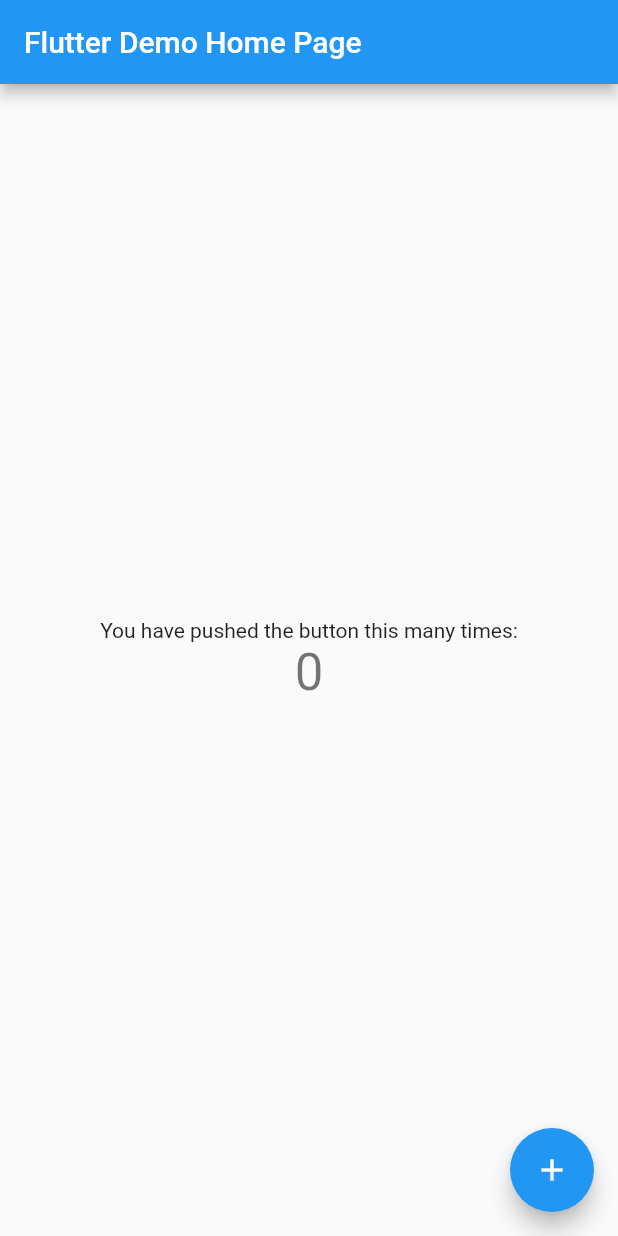
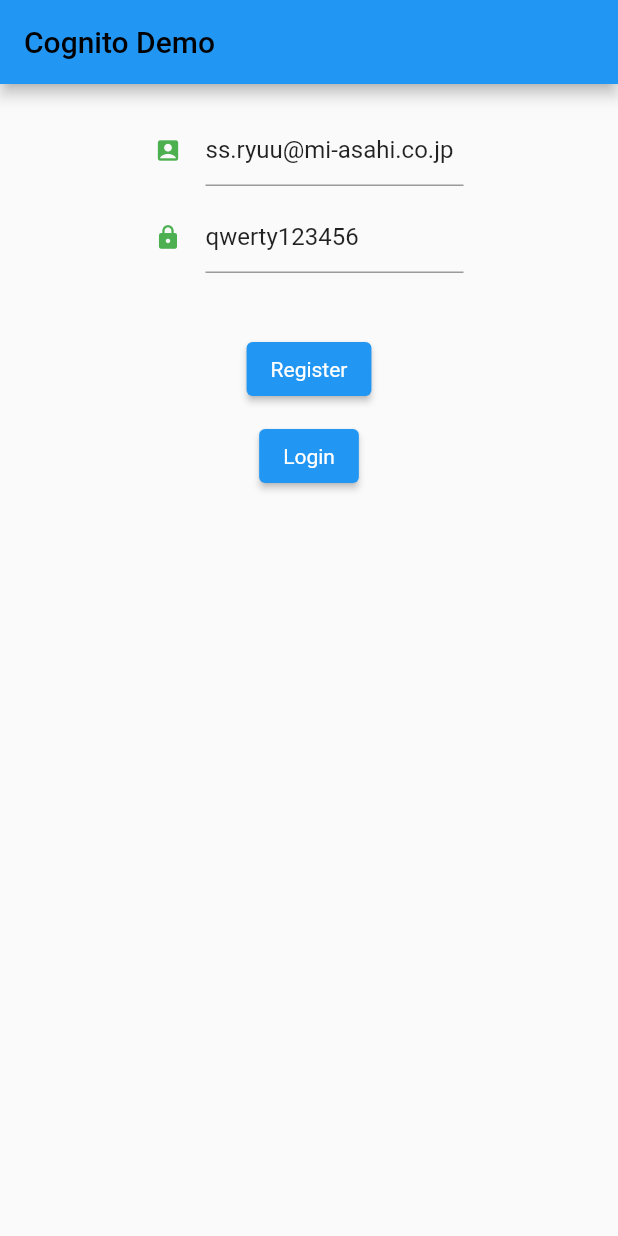
Before and after one commit to RyuuShiShin2023/AppHomesCognitoTest, a Flutter app: the screen it shows after launch, on a phone screen of 412 x 824 dp. Run offline on Flutter 3.47's test engine with Material 2 defaults, Android fonts, the phone set to English and light mode, and no system bars; missing offline and left inert: amazon_cognito_identity_dart_2.

Commit message:
login page

```diff
--- /dev/null
+++ b/lib/login.dart
@@ -0,0 +1,211 @@
+import 'package:amazon_cognito_identity_dart_2/cognito.dart';
+import 'package:flutter/material.dart';
+
+final userPool =
+    CognitoUserPool("ap-northeast-1_gR9vT2KF9", "3ropnok81guejmfv7vi5uuslba");
+
+class Login extends StatefulWidget {
+  const Login({super.key});
+
+  @override
+  State<StatefulWidget> createState() => _LoginState();
+}
+
+class _LoginState extends State<Login> {
+  final _accountController =
+      TextEditingController(text: "ss.ryuu@mi-asahi.co.jp");
+  final _pwdController = TextEditingController(text: "qwerty123456");
+  final _authCodeController = TextEditingController();
+  bool _showAuthCodeInputArea = false;
+
+  @override
+  Widget build(BuildContext context) {
+    return Scaffold(
+      appBar: AppBar(
+        title: const Text(
+          "Cognito Demo",
+          style: TextStyle(
+            color: Colors.black,
+            fontSize: 20,
+          ),
+        ),
+      ),
+      body: SizedBox(
+        width: double.infinity,
+        height: double.infinity,
+        child: SingleChildScrollView(
+          child: Column(
+            children: [
+              Padding(
+                padding: const EdgeInsets.only(
+                  top: 20,
+                ),
+                child: SizedBox(
+                  width: MediaQuery.of(context).size.width * 0.5,
+                  child: TextField(
+                    controller: _accountController,
+                    decoration: const InputDecoration(
+                      hintText: "Input Account",
+                      hintStyle: TextStyle(
+                        fontSize: 14,
+                      ),
+                      icon: Icon(
+                        Icons.account_box,
+                        size: 18,
+                        color: Colors.green,
+                      ),
+                    ),
+                  ),
+                ),
+              ),
+              Padding(
+                padding: const EdgeInsets.only(top: 10),
+                child: SizedBox(
+                  width: MediaQuery.of(context).size.width * 0.5,
+                  child: TextField(
+                    controller: _pwdController,
+                    decoration: const InputDecoration(
+                      hintText: "Input Password",
+                      hintStyle: TextStyle(
+                        fontSize: 14,
+                      ),
+                      icon: Icon(
+                        Icons.lock,
+                        size: 18,
+                        color: Colors.green,
+                      ),
+                    ),
+                  ),
+                ),
+              ),
+              Visibility(
+                visible: _showAuthCodeInputArea,
+                child: Padding(
+                  padding: const EdgeInsets.only(top: 10),
+                  child: SizedBox(
+                    width: MediaQuery.of(context).size.width * 0.5,
+                    child: TextField(
+                      controller: _authCodeController,
+                      decoration: const InputDecoration(
+                        hintText: "Input Auth Code",
+                        hintStyle: TextStyle(
+                          fontSize: 14,
+                        ),
+                        icon: Icon(
+                          Icons.verified_user,
+                          size: 18,
+                          color: Colors.green,
+                        ),
+                      ),
+                    ),
+                  ),
+                ),
+              ),
+              !_showAuthCodeInputArea
+                  ? Padding(
+                      padding: const EdgeInsets.only(top: 40),
+                      child: ElevatedButton(
+                        style: ElevatedButton.styleFrom(
+                            textStyle: const TextStyle(fontSize: 14)),
+                        onPressed: () async {
+                          // send auth code
+                          final email = _accountController.text;
+                          final pwd = _pwdController.text;
+                          try {
+                            final data = await userPool.signUp(
+                              email,
+                              pwd,
+                              userAttributes: [
+                                AttributeArg(name: "email", value: email)
+                              ],
+                            );
+
+                            debugPrint(data.toString());
+                            setState(() {
+                              _showAuthCodeInputArea = true;
+                            });
+                          } catch (e) {
+                            debugPrint(e.toString());
+                          }
+                        },
+                        child: const Text("Register"),
+                      ),
+                    )
+                  : Padding(
+                      padding: const EdgeInsets.only(top: 40),
+                      child: ElevatedButton(
+                        style: ElevatedButton.styleFrom(
+                            textStyle: const TextStyle(fontSize: 14)),
+                        onPressed: () async {
+                          final email = _accountController.text;
+                          final code = _authCodeController.text;
+                          try {
+                            final data = await CognitoUser(email, userPool)
+                                .confirmRegistration(code);
+
+                            debugPrint(data.toString());
+                          } catch (e) {
+                            debugPrint(e.toString());
+                          }
+                        },
+                        child: const Text("Vertify"),
+                      ),
+                    ),
+              Padding(
+                padding: const EdgeInsets.only(top: 10),
+                child: ElevatedButton(
+                  style: ElevatedButton.styleFrom(
+                      textStyle: const TextStyle(fontSize: 14)),
+                  onPressed: () async {
+                    final email = _accountController.text;
+                    final pwd = _pwdController.text;
+                    final cognitoUser = CognitoUser(email, userPool);
+                    final authDetails = AuthenticationDetails(
+                      username: email,
+                      password: pwd,
+                    );
+                    CognitoUserSession? session;
+                    try {
+                      session = await cognitoUser.authenticateUser(authDetails);
+                    } on CognitoUserNewPasswordRequiredException {
+                      debugPrint("handle New Password challenge");
+                      // handle New Password challenge
+                    } on CognitoUserMfaRequiredException {
+                      debugPrint("handle SMS_MFA challenge");
+                      // handle SMS_MFA challenge
+                    } on CognitoUserSelectMfaTypeException {
+                      debugPrint("handle SELECT_MFA_TYPE challenge");
+                      // handle SELECT_MFA_TYPE challenge
+                    } on CognitoUserMfaSetupException {
+                      debugPrint("handle MFA_SETUP challenge");
+                      // handle MFA_SETUP challenge
+                    } on CognitoUserTotpRequiredException {
+                      debugPrint("handle SOFTWARE_TOKEN_MFA challenge");
+                      // handle SOFTWARE_TOKEN_MFA challenge
+                    } on CognitoUserCustomChallengeException {
+                      debugPrint("handle CUSTOM_CHALLENGE challenge");
+                      // handle CUSTOM_CHALLENGE challenge
+                    } on CognitoUserConfirmationNecessaryException {
+                      debugPrint("handle User Confirmation Necessary");
+                      // handle User Confirmation Necessary
+                    } on CognitoClientException {
+                      /* 1.The account is not existed
+                         2.Account is unconfirmed status
+                      */
+                      debugPrint(
+                          "handle Wrong Username and Password and Cognito Client");
+                    } catch (e) {
+                      debugPrint(e.toString());
+                    }
+                    debugPrint(session?.getAccessToken().getJwtToken());
+                  },
+                  child: const Text("Login"),
+                ),
+              ),
+            ],
+          ),
+        ),
+      ),
+    );
+  }
+}
--- a/lib/main.dart
+++ b/lib/main.dart
@@ -1,3 +1,4 @@
+import 'package:apphomes_cognito_test/login.dart';
 import 'package:flutter/material.dart';
 
 void main() {
@@ -24,92 +25,7 @@
         // is not restarted.
         primarySwatch: Colors.blue,
       ),
-      home: const MyHomePage(title: 'Flutter Demo Home Page'),
+      home: const Login(),
     );
   }
 }
-
-class MyHomePage extends StatefulWidget {
-  const MyHomePage({super.key, required this.title});
-
-  // This widget is the home page of your application. It is stateful, meaning
-  // that it has a State object (defined below) that contains fields that affect
-  // how it looks.
-
-  // This class is the configuration for the state. It holds the values (in this
-  // case the title) provided by the parent (in this case the App widget) and
-  // used by the build method of the State. Fields in a Widget subclass are
-  // always marked "final".
-
-  final String title;
-
-  @override
-  State<MyHomePage> createState() => _MyHomePageState();
-}
-
-class _MyHomePageState extends State<MyHomePage> {
-  int _counter = 0;
-
-  void _incrementCounter() {
-    setState(() {
-      // This call to setState tells the Flutter framework that something has
-      // changed in this State, which causes it to rerun the build method below
-      // so that the display can reflect the updated values. If we changed
-      // _counter without calling setState(), then the build method would not be
-      // called again, and so nothing would appear to happen.
-      _counter++;
-    });
-  }
-
-  @override
-  Widget build(BuildContext context) {
-    // This method is rerun every time setState is called, for instance as done
-    // by the _incrementCounter method above.
-    //
-    // The Flutter framework has been optimized to make rerunning build methods
-    // fast, so that you can just rebuild anything that needs updating rather
-    // than having to individually change instances of widgets.
-    return Scaffold(
-      appBar: AppBar(
-        // Here we take the value from the MyHomePage object that was created by
-        // the App.build method, and use it to set our appbar title.
-        title: Text(widget.title),
-      ),
-      body: Center(
-        // Center is a layout widget. It takes a single child and positions it
-        // in the middle of the parent.
-        child: Column(
-          // Column is also a layout widget. It takes a list of children and
-          // arranges them vertically. By default, it sizes itself to fit its
-          // children horizontally, and tries to be as tall as its parent.
-          //
-          // Invoke "debug painting" (press "p" in the console, choose the
-          // "Toggle Debug Paint" action from the Flutter Inspector in Android
-          // Studio, or the "Toggle Debug Paint" command in Visual Studio Code)
-          // to see the wireframe for each widget.
-          //
-          // Column has various properties to control how it sizes itself and
-          // how it positions its children. Here we use mainAxisAlignment to
-          // center the children vertically; the main axis here is the vertical
-          // axis because Columns are vertical (the cross axis would be
-          // horizontal).
-          mainAxisAlignment: MainAxisAlignment.center,
-          children: <Widget>[
-            const Text(
-              'You have pushed the button this many times:',
-            ),
-            Text(
-              '$_counter',
-              style: Theme.of(context).textTheme.headlineMedium,
-            ),
-          ],
-        ),
-      ),
-      floatingActionButton: FloatingActionButton(
-        onPressed: _incrementCounter,
-        tooltip: 'Increment',
-        child: const Icon(Icons.add),
-      ), // This trailing comma makes auto-formatting nicer for build methods.
-    );
-  }
-}
```
Also changed, not shown: 1 other file.
